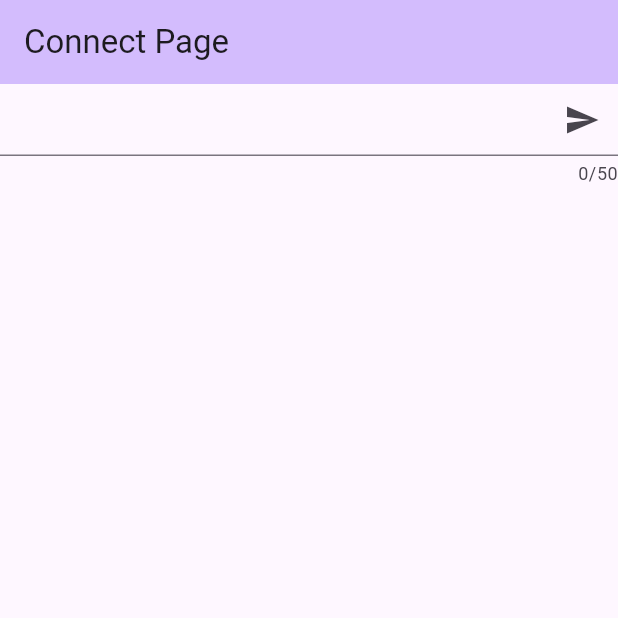
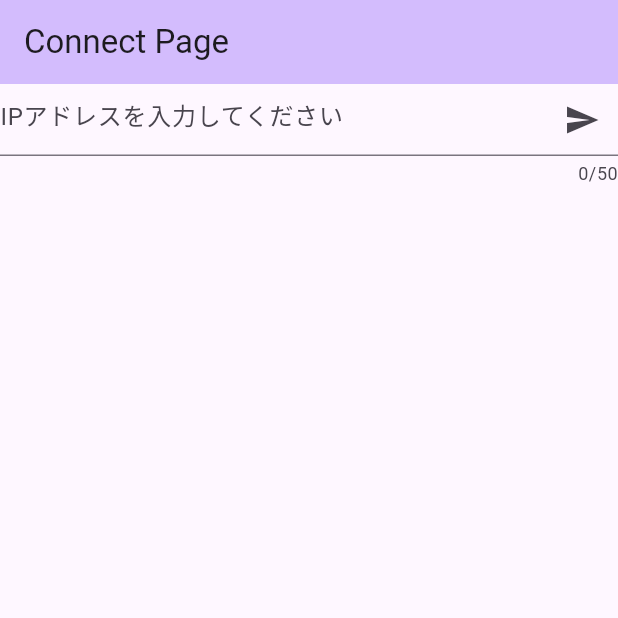
Before and after one commit to takano630/Projec_flutter, a Flutter app: the screen it shows after launch, on a phone screen of 412 x 824 dp, the top half of it. Run offline on Flutter 3.47's test engine with Material 2 defaults, Android fonts, the phone set to English and light mode, and no system bars.

Commit message:
画面遷移微調整

```diff
--- a/lib/Connect.dart
+++ b/lib/Connect.dart
@@ -76,6 +76,7 @@ class _ConnectPageState extends State<ConnectPage>{
                 maxLength: 50,
                 maxLines:1,
                 decoration: InputDecoration (
+                  hintText: 'IPアドレスを入力してください',
                   suffixIcon: IconButton(
                     onPressed: _sendconnect,
                     icon: Icon(Icons.send),
```
